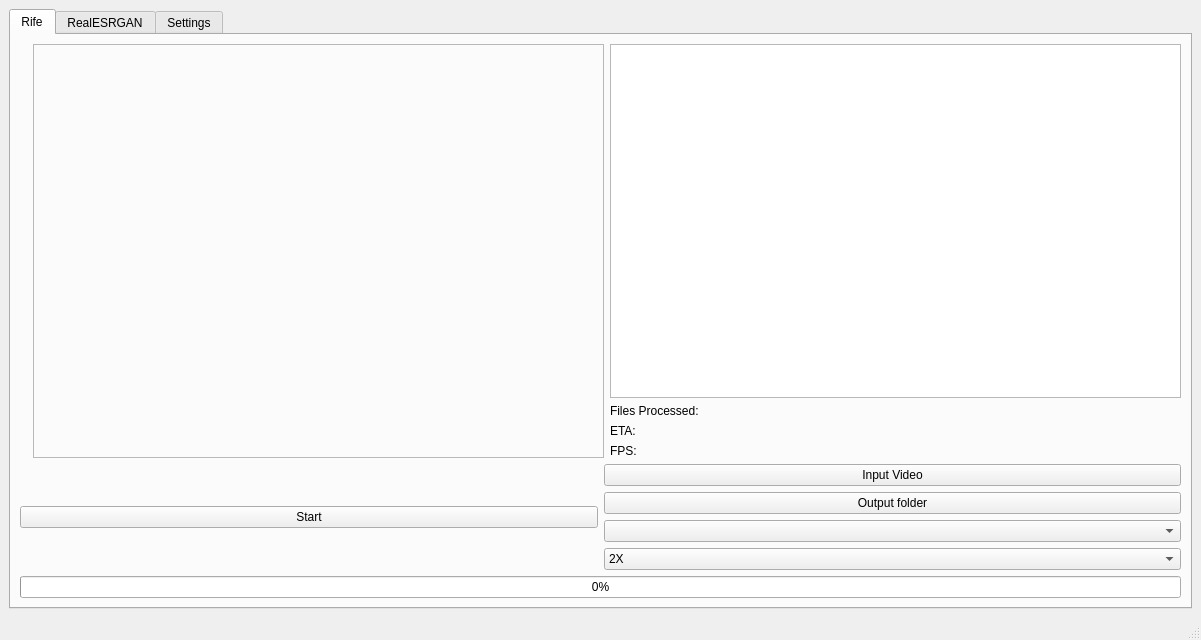
Above: mainwindow.ui from TNTwise/REAL-Video-Enhancer before the change. Below: the same form after it.
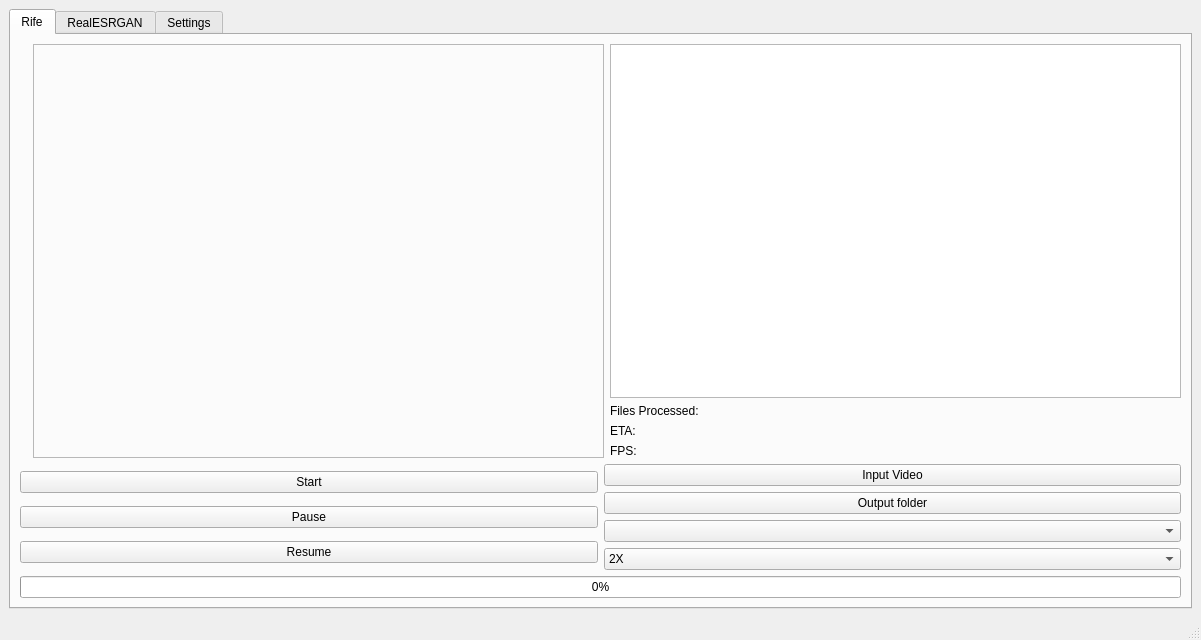
That is the form after the change. Icons and pictures are not drawn.

Commit message: adds basic pause/resume featue, still need work

The edit to the form file:
```diff
--- a/mainwindow.ui
+++ b/mainwindow.ui
@@ -112,6 +112,20 @@
                 </property>
                </widget>
               </item>
+              <item>
+               <widget class="QPushButton" name="RifePause">
+                <property name="text">
+                 <string>Pause</string>
+                </property>
+               </widget>
+              </item>
+              <item>
+               <widget class="QPushButton" name="RifeResume">
+                <property name="text">
+                 <string>Resume</string>
+                </property>
+               </widget>
+              </item>
              </layout>
             </item>
             <item>
```
Left out of the diff: 6 changed lines with no effect on the pictures. The commit also changes 4 other files.
